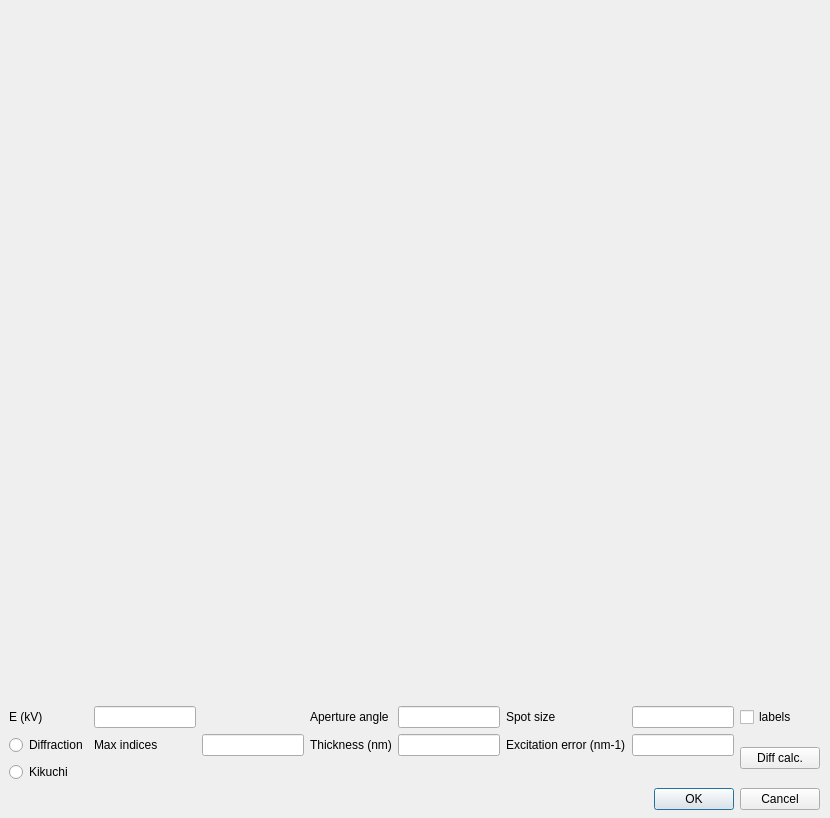
mompiou/pycotem, file pycotem/stereoproj/kikuchi.ui: the form before one commit.
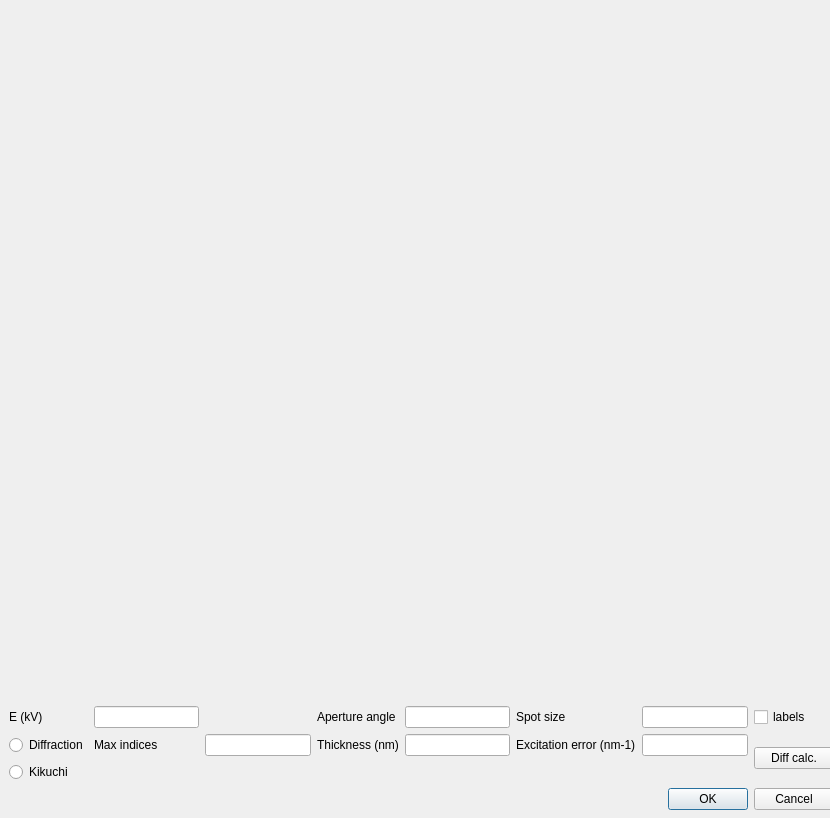
The form after the commit.

Diff of the .ui file:
```diff
--- a/pycotem/stereoproj/kikuchi.ui
+++ b/pycotem/stereoproj/kikuchi.ui
@@ -21,7 +21,7 @@
     <rect>
      <x>9</x>
      <y>9</y>
-     <width>811</width>
+     <width>825</width>
      <height>801</height>
     </rect>
    </property>
```
